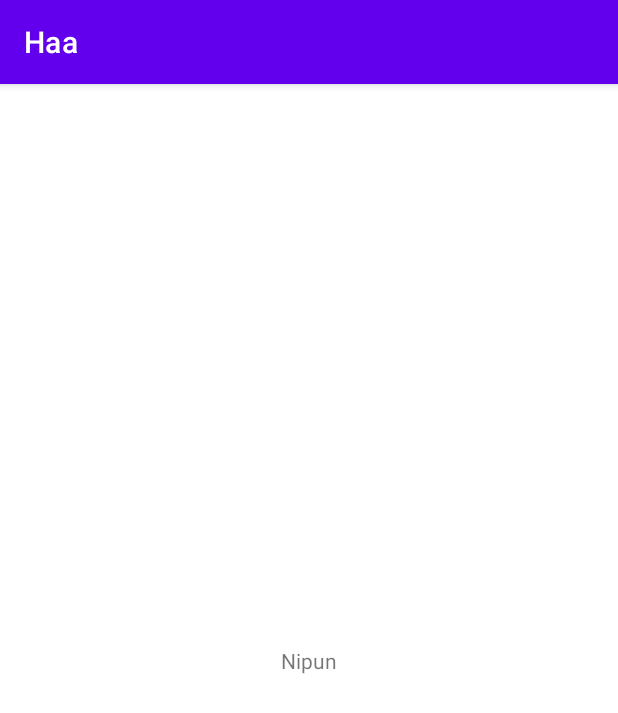
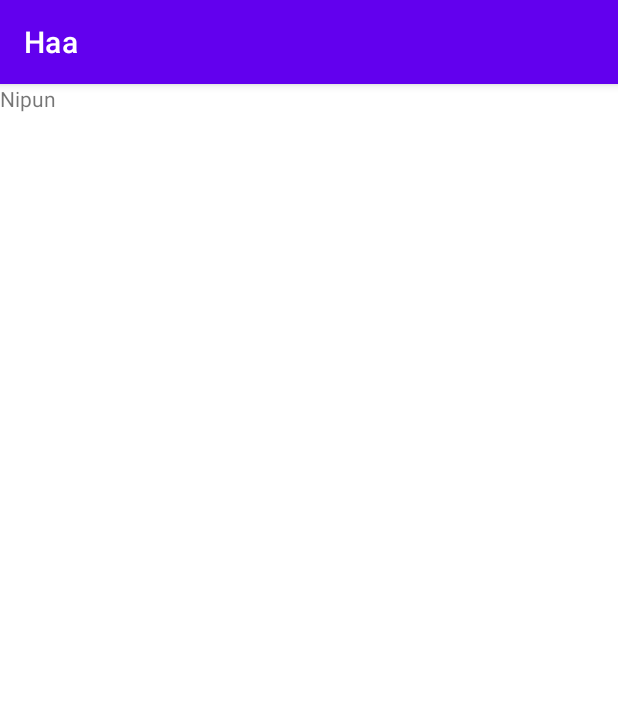
Before and after one commit to JaniduChamika/Mobile-home-account-asistant, an Android app: the screen it shows after launch (MainActivity), on a phone screen of 412 x 824 dp. Shown: the top 713 px of the screen. Run offline under Robolectric (Android 15) with nearby library versions, the light colour scheme and no system bars.

Commit message:
chami v1

```diff
--- a/Haa/app/src/main/res/layout/activity_main.xml
+++ b/Haa/app/src/main/res/layout/activity_main.xml
@@ -10,9 +10,6 @@
         android:layout_width="wrap_content"
         android:layout_height="wrap_content"
         android:text="Nipun"
-        app:layout_constraintBottom_toBottomOf="parent"
-        app:layout_constraintEnd_toEndOf="parent"
-        app:layout_constraintStart_toStartOf="parent"
-        app:layout_constraintTop_toTopOf="parent" />
+         />
 
 </androidx.constraintlayout.widget.ConstraintLayout>
```
